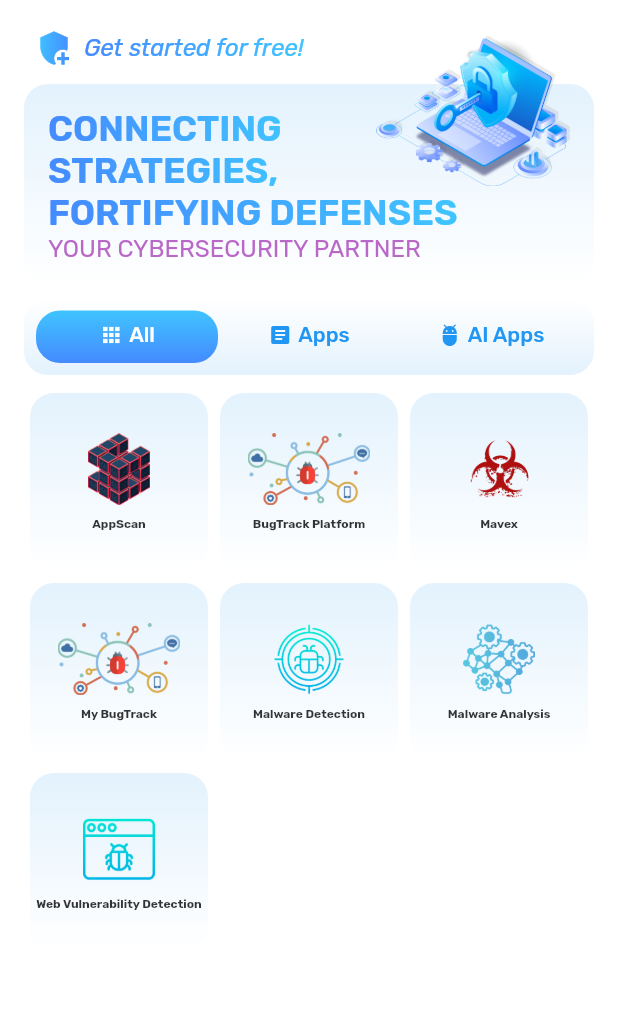
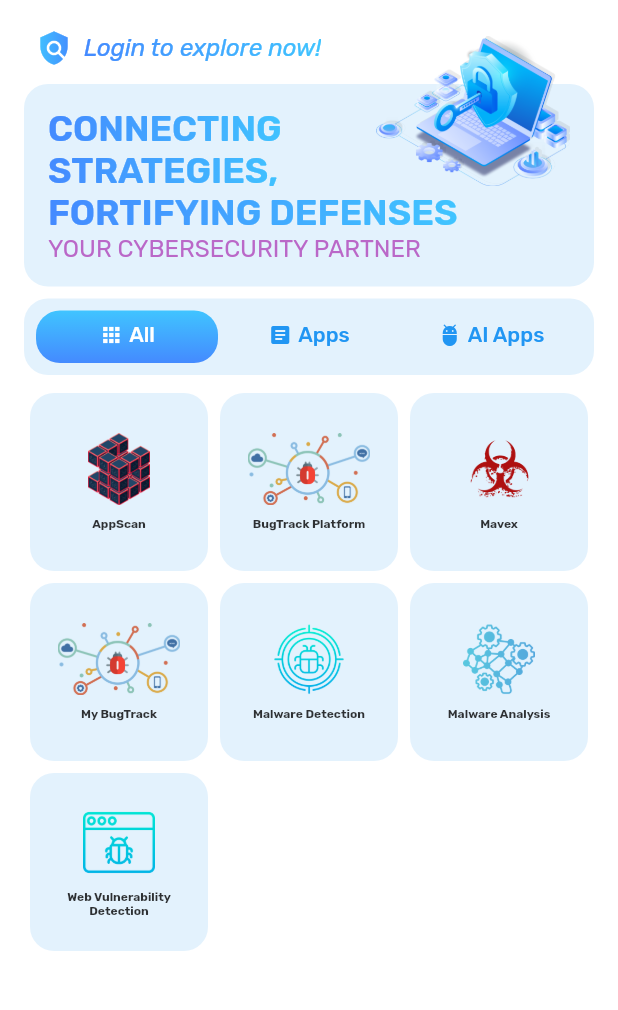
Before and after one commit to yamsunsee/ird_connect_mobile, a Flutter app: the Home screen opened directly, on a phone screen of 412 x 824 dp, the part 84-1094 px from its top. Run offline on Flutter 3.47's test engine with Material 2 defaults, Android fonts, the phone set to English and light mode, and no system bars; our stand-ins replace dio, fl_chart, flutter_dotenv, hive_flutter, smooth_page_indicator; accounts and stored records are empty; network calls fail.

Commit message:
[Update] Hive

```diff
--- a/lib/components/app_card.dart
+++ b/lib/components/app_card.dart
@@ -16,17 +16,11 @@ class AppCard extends StatelessWidget {
       },
       child: Container(
         decoration: BoxDecoration(
-          // color: Theme.of(context).colorScheme.tertiary,
+          color: Theme.of(context).colorScheme.tertiary,
           borderRadius: BorderRadius.circular(16),
-          gradient: LinearGradient(
-            colors: [
-              Theme.of(context).scaffoldBackgroundColor,
-              Theme.of(context).colorScheme.tertiary,
-            ],
-            begin: Alignment.bottomCenter,
-            end: Alignment.topCenter,
         ),
-        ),
+        child: Padding(
+          padding: const EdgeInsets.all(8),
           child: Column(
             mainAxisAlignment: MainAxisAlignment.center,
             children: [
@@ -45,6 +39,7 @@ class AppCard extends StatelessWidget {
             ],
           ),
         ),
+      ),
     );
   }
 }
--- a/lib/main.dart
+++ b/lib/main.dart
@@ -2,6 +2,7 @@ import 'dart:io';
 
 import 'package:flutter/material.dart';
 import 'package:flutter_dotenv/flutter_dotenv.dart';
+import 'package:hive_flutter/adapters.dart';
 import 'package:provider/provider.dart';
 import 'package:ird_connect/configs/index.dart';
 import 'package:ird_connect/providers/index.dart';
@@ -17,11 +18,28 @@ class PostHttpOverrides extends HttpOverrides {
 Future<void> main() async {
   HttpOverrides.global = PostHttpOverrides();
   await dotenv.load(fileName: '.env');
+  await Hive.initFlutter();
+  await Hive.openBox('iRD');
   runApp(const MyApp());
 }
 
-class MyApp extends StatelessWidget {
+class MyApp extends StatefulWidget {
   const MyApp({super.key});
+
+  @override
+  State<MyApp> createState() => _MyAppState();
+}
+
+class _MyAppState extends State<MyApp> {
+  late bool _isVisited = true;
+  final _localStorage = Hive.box('iRD');
+
+  @override
+  void initState() {
+    _isVisited = _localStorage.get('isVisited') ?? false;
+
+    super.initState();
+  }
 
   @override
   Widget build(BuildContext context) {
@@ -38,7 +56,7 @@ class MyApp extends StatelessWidget {
           themeMode: theme.mode,
           theme: ThemesConfig.lightMode,
           darkTheme: ThemesConfig.darkMode,
-          initialRoute: RoutesConfig.onboarding,
+          initialRoute: _isVisited ? RoutesConfig.home : RoutesConfig.onboarding,
           routes: RoutesConfig.initial(context),
         ),
       ),
--- a/lib/models/bugtrack.dart
+++ b/lib/models/bugtrack.dart
@@ -5,6 +5,9 @@ class UserInformation {
   late String lastName;
 
   UserInformation();
+
+  String get shortName => firstName[0] + lastName[0];
+  String get fullName => '$firstName $lastName';
 
   factory UserInformation.fromJson(Map<String, dynamic> json) {
     final userInfo = UserInformation();
--- a/lib/models/user.dart
+++ b/lib/models/user.dart
@@ -17,6 +17,8 @@ class User {
   late int poolKey;
   late String walletStatus;
   late String status;
+
+  String get fullName => '$firstName $lastName';
 
   void updateInformation(Map<String, dynamic> newInformation) {
     clientUuid = newInformation['client_uuid'] ?? '';
--- a/lib/pages/home.dart
+++ b/lib/pages/home.dart
@@ -1,4 +1,5 @@
 import 'package:flutter/material.dart';
+import 'package:hive_flutter/hive_flutter.dart';
 import 'package:provider/provider.dart';
 import 'package:ird_connect/models/index.dart';
 import 'package:ird_connect/configs/index.dart';
@@ -14,8 +15,10 @@ class Home extends StatefulWidget {
 }
 
 class _HomeState extends State<Home> with SingleTickerProviderStateMixin {
-  int selectedOption = 0;
   late TabController _tabController;
+  final _localStorage = Hive.box('iRD');
+  late bool _isVisited = false;
+  late int _count = 0;
 
   @override
   void initState() {
@@ -25,6 +28,9 @@ class _HomeState extends State<Home> with SingleTickerProviderStateMixin {
       final isLoggedIn = Provider.of<UserProvider>(context, listen: false).isLoggedIn;
       if (isLoggedIn) UserService.getInformation(context);
     });
+
+    _isVisited = _localStorage.get('isVisited') ?? false;
+    if (!_isVisited) _localStorage.put('isVisited', true);
 
     super.initState();
   }
@@ -127,27 +133,33 @@ class _HomeState extends State<Home> with SingleTickerProviderStateMixin {
     return Column(
       crossAxisAlignment: CrossAxisAlignment.start,
       children: [
-        user.isLoggedIn
-            ? TextButton.icon(
+        Visibility(
+          visible: user.isLoggedIn,
+          replacement: TextButton.icon(
+            onPressed: () {
+              _isVisited
+                  ? Navigator.pushNamed(context, RoutesConfig.login)
+                  : Navigator.pushNamed(context, RoutesConfig.register);
+            },
+            icon: CustomIcon(
+              icon: _isVisited ? Icons.policy : Icons.add_moderator,
+            ),
+            label: CustomText(
+              text: _isVisited ? 'Login to explore now!' : 'Get started for free!',
+              color: ColorType.gradient,
+              isItalic: true,
+            ),
+          ),
+          child: TextButton.icon(
             onPressed: () {
               Navigator.pushNamed(context, RoutesConfig.information);
             },
             icon: const CustomIcon(icon: Icons.ads_click_rounded),
             label: CustomText(
-                  text: 'Welcome, ${user.information.displayName}!',
+              text: 'Welcome${_isVisited ? ' back' : ''}, ${user.information.displayName}!',
               color: ColorType.gradient,
               isItalic: true,
             ),
-              )
-            : TextButton.icon(
-                onPressed: () {
-                  Navigator.pushNamed(context, RoutesConfig.register);
-                },
-                icon: const CustomIcon(icon: Icons.add_moderator),
-                label: const CustomText(
-                  text: 'Get started for free!',
-                  color: ColorType.gradient,
-                  isItalic: true,
           ),
         ),
         Stack(
@@ -159,14 +171,6 @@ class _HomeState extends State<Home> with SingleTickerProviderStateMixin {
               decoration: BoxDecoration(
                 color: Theme.of(context).colorScheme.tertiary,
                 borderRadius: BorderRadius.circular(16),
-                gradient: LinearGradient(
-                  colors: [
-                    Theme.of(context).scaffoldBackgroundColor,
-                    Theme.of(context).colorScheme.tertiary,
-                  ],
-                  begin: Alignment.bottomCenter,
-                  end: Alignment.topCenter,
-                ),
               ),
               child: Column(
                 crossAxisAlignment: CrossAxisAlignment.start,
@@ -194,7 +198,36 @@ class _HomeState extends State<Home> with SingleTickerProviderStateMixin {
             Positioned(
               top: -32,
               right: 16,
+              child: GestureDetector(
+                onTap: () {
+                  setState(() {
+                    if (_count < 6) {
+                      _count++;
+                    } else {
+                      _count = 0;
+                      ScaffoldMessenger.of(context).showSnackBar(
+                        SnackBar(
+                          backgroundColor: Theme.of(context).colorScheme.tertiary,
+                          content: const CustomText(
+                            text: 'Are you sure to clear local storage?',
+                            color: ColorType.paragraph,
+                            type: TextType.description,
+                          ),
+                          duration: const Duration(seconds: 3),
+                          action: SnackBarAction(
+                            textColor: Theme.of(context).colorScheme.primary,
+                            label: 'Clear',
+                            onPressed: () {
+                              _localStorage.delete('isVisited');
+                            },
+                          ),
+                        ),
+                      );
+                    }
+                  });
+                },
                 child: Image.asset('assets/images/Onboarding.png', height: 100),
+              ),
             ),
           ],
         ),
@@ -208,14 +241,6 @@ class _HomeState extends State<Home> with SingleTickerProviderStateMixin {
       decoration: BoxDecoration(
         color: Theme.of(context).colorScheme.tertiary,
         borderRadius: BorderRadius.circular(16),
-        gradient: LinearGradient(
-          colors: [
-            Theme.of(context).colorScheme.tertiary,
-            Theme.of(context).scaffoldBackgroundColor,
-          ],
-          begin: Alignment.bottomCenter,
-          end: Alignment.topCenter,
-        ),
       ),
       child: TabBar(
         controller: _tabController,
--- a/lib/pages/manage_information.dart
+++ b/lib/pages/manage_information.dart
@@ -36,7 +36,7 @@ class _ManageInformationState extends State<ManageInformation> {
               const SizedBox(height: 8),
               ListTile(
                 leading: const Icon(Icons.perm_contact_cal),
-                title: Text('${user.information.firstName} ${user.information.lastName}'),
+                title: Text(user.information.fullName),
                 subtitle: const Text('Full Name'),
                 // trailing: const Icon(Icons.more_vert),
                 horizontalTitleGap: -8,
--- a/lib/pages/wallet.dart
+++ b/lib/pages/wallet.dart
@@ -76,7 +76,7 @@ class Wallet extends StatelessWidget {
                       children: [
                         ListTile(
                           title: Text(
-                            '${user.information.firstName} ${user.information.lastName}'.toUpperCase(),
+                            user.information.fullName.toUpperCase(),
                             style: const TextStyle(color: Colors.white, fontSize: 24, fontWeight: FontWeight.w700),
                           ),
                           subtitle: const Text(
--- a/lib/services/index.dart
+++ b/lib/services/index.dart
@@ -104,7 +104,7 @@ class Services {
         throw data['message'];
       }
     } catch (errors) {
-      handleError(context, errors);
+      if (context.mounted) handleError(context, errors);
     }
   }
 }
--- a/pubspec.yaml
+++ b/pubspec.yaml
@@ -34,10 +34,13 @@ dependencies:
   # The following adds the Cupertino Icons font to your application.
   # Use with the CupertinoIcons class for iOS style icons.
   dio: ^5.3.2
+  hive: ^2.2.3
   provider: ^6.0.5
   fl_chart: ^0.63.0
+  hive_flutter: ^1.1.0
   flutter_dotenv: ^5.1.0
   cupertino_icons: ^1.0.2
+  curved_navigation_bar: ^1.0.3
   smooth_page_indicator: ^1.1.0
   flutter_launcher_icons: ^0.13.1
 
@@ -55,7 +58,9 @@ dev_dependencies:
   # activated in the `analysis_options.yaml` file located at the root of your
   # package. See that file for information about deactivating specific lint
   # rules and activating additional ones.
+  build_runner: ^2.4.6
   flutter_lints: ^2.0.0
+  hive_generator: ^2.0.1
 
 # For information on the generic Dart part of this file, see the
 # following page: https://dart.dev/tools/pub/pubspec
```
Also changed, not shown: lib/pages/app_details.dart (+36 -24 lines), lib/pages/bugtrack/dashboard.dart (+3 -4 lines), lib/pages/onboarding.dart (+5 -3 lines), pubspec.lock. Lines whose indentation alone changed are shown as unchanged.
